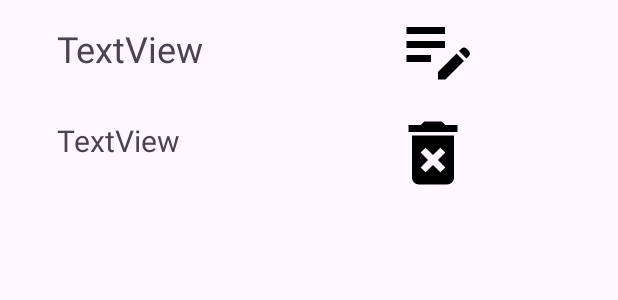
After one commit to sudhais/MediCare, an Android app built with Jetpack Compose: the layout reminder_item.xml on its own in the app's theme, with its tools: preview values and no code run, on a phone screen of 412 x 824 dp. The commit adds this screen. Shown: the top 300 px of the screen. Run offline under Robolectric (Android 15) with nearby library versions, the phone set to English and light mode, and no system bars.

Commit message:
updated reminder get and delete

```diff
--- a/app/src/main/AndroidManifest.xml
+++ b/app/src/main/AndroidManifest.xml
@@ -12,6 +12,9 @@
         android:supportsRtl="true"
         android:theme="@style/Theme.MediCare"
         tools:targetApi="31">
+        <activity
+            android:name=".activity.UserReminder"
+            android:exported="false" />
         <activity
             android:name=".activity.AdminHome"
             android:exported="false" />
--- /dev/null
+++ b/app/src/main/res/drawable/add.xml
@@ -0,0 +1,5 @@
+<vector android:height="24dp" android:tint="#000000"
+    android:viewportHeight="24" android:viewportWidth="24"
+    android:width="24dp" xmlns:android="http://schemas.android.com/apk/res/android">
+    <path android:fillColor="@android:color/white" android:pathData="M19,13h-6v6h-2v-6H5v-2h6V5h2v6h6v2z"/>
+</vector>
--- /dev/null
+++ b/app/src/main/res/drawable/ic_delete.xml
@@ -0,0 +1,5 @@
+<vector android:height="24dp" android:tint="#000000"
+    android:viewportHeight="24" android:viewportWidth="24"
+    android:width="24dp" xmlns:android="http://schemas.android.com/apk/res/android">
+    <path android:fillColor="@android:color/white" android:pathData="M6,19c0,1.1 0.9,2 2,2h8c1.1,0 2,-0.9 2,-2L18,7L6,7v12zM8.46,11.88l1.41,-1.41L12,12.59l2.12,-2.12 1.41,1.41L13.41,14l2.12,2.12 -1.41,1.41L12,15.41l-2.12,2.12 -1.41,-1.41L10.59,14l-2.13,-2.12zM15.5,4l-1,-1h-5l-1,1L5,4v2h14L19,4z"/>
+</vector>
--- /dev/null
+++ b/app/src/main/res/drawable/ic_edit.xml
@@ -0,0 +1,5 @@
+<vector android:height="24dp" android:tint="#000000"
+    android:viewportHeight="24" android:viewportWidth="24"
+    android:width="24dp" xmlns:android="http://schemas.android.com/apk/res/android">
+    <path android:fillColor="@android:color/white" android:pathData="M3,10h11v2H3V10zM3,8h11V6H3V8zM3,16h7v-2H3V16zM18.01,12.87l0.71,-0.71c0.39,-0.39 1.02,-0.39 1.41,0l0.71,0.71c0.39,0.39 0.39,1.02 0,1.41l-0.71,0.71L18.01,12.87zM17.3,13.58l-5.3,5.3V21h2.12l5.3,-5.3L17.3,13.58z"/>
+</vector>
--- /dev/null
+++ b/app/src/main/res/layout/reminder_item.xml
@@ -0,0 +1,51 @@
+<?xml version="1.0" encoding="utf-8"?>
+<androidx.constraintlayout.widget.ConstraintLayout xmlns:android="http://schemas.android.com/apk/res/android"
+    xmlns:app="http://schemas.android.com/apk/res-auto"
+    xmlns:tools="http://schemas.android.com/tools"
+    android:layout_width="match_parent"
+    android:layout_height="150dp">
+
+    <TextView
+        android:id="@+id/txt_Rname"
+        android:layout_width="156dp"
+        android:layout_height="44dp"
+        android:layout_marginStart="32dp"
+        android:layout_marginTop="16dp"
+        android:paddingStart="6dp"
+        android:text="TextView"
+        android:textSize="24sp"
+        app:layout_constraintStart_toStartOf="parent"
+        app:layout_constraintTop_toTopOf="parent" />
+
+    <TextView
+        android:id="@+id/txt_Rtime"
+        android:layout_width="151dp"
+        android:layout_height="50dp"
+        android:layout_marginStart="32dp"
+        android:layout_marginTop="20dp"
+        android:paddingStart="6dp"
+        android:text="TextView"
+        android:textSize="20sp"
+        app:layout_constraintStart_toStartOf="parent"
+        app:layout_constraintTop_toBottomOf="@+id/txt_Rname" />
+
+    <ImageView
+        android:id="@+id/img_edit"
+        android:layout_width="56dp"
+        android:layout_height="56dp"
+        android:layout_marginTop="4dp"
+        android:layout_marginEnd="92dp"
+        app:layout_constraintEnd_toEndOf="parent"
+        app:layout_constraintTop_toTopOf="parent"
+        app:srcCompat="@drawable/ic_edit" />
+
+    <ImageView
+        android:id="@+id/img_delete"
+        android:layout_width="56dp"
+        android:layout_height="56dp"
+        android:layout_marginTop="14dp"
+        android:layout_marginEnd="95dp"
+        app:layout_constraintEnd_toEndOf="parent"
+        app:layout_constraintTop_toBottomOf="@+id/img_edit"
+        app:srcCompat="@drawable/ic_delete" />
+</androidx.constraintlayout.widget.ConstraintLayout>
```
Also changed, not shown: app/src/main/java/com/example/medicare/activity/MainActivity.kt (+10 -0 lines), app/src/main/java/com/example/medicare/activity/UserReminder.kt (added, +34 -0 lines), app/src/main/java/com/example/medicare/adapters/ReminderAdapter.kt (added, +58 -0 lines), app/src/main/java/com/example/medicare/database/FirebaseHelper.kt (+54 -0 lines), app/src/main/java/com/example/medicare/models/ReminderModel.kt (added, +8 -0 lines), app/src/main/res/layout/activity_user_reminder.xml (added, +29 -0 lines).
